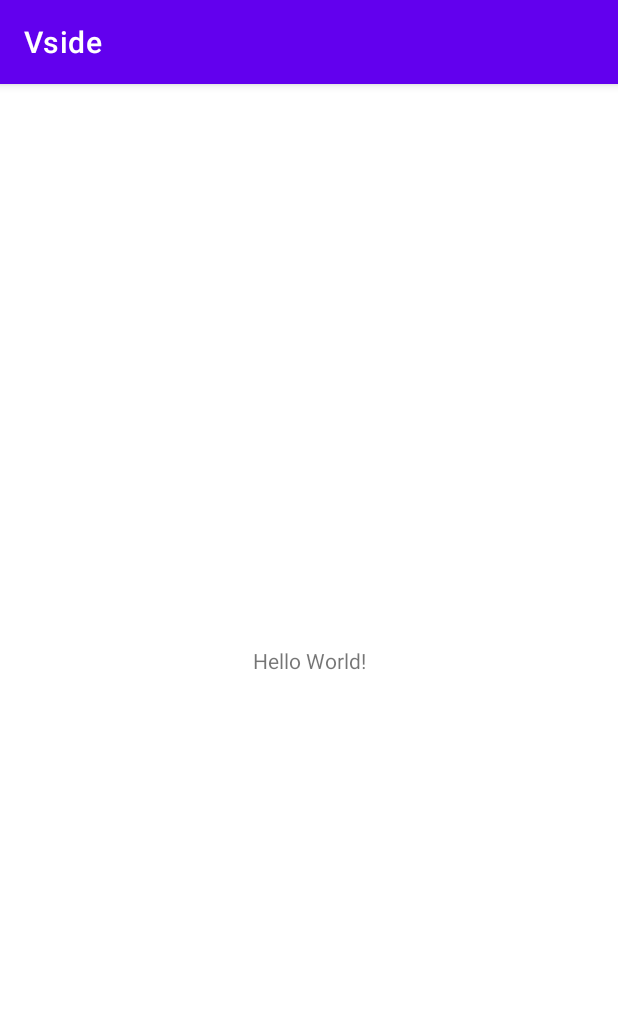
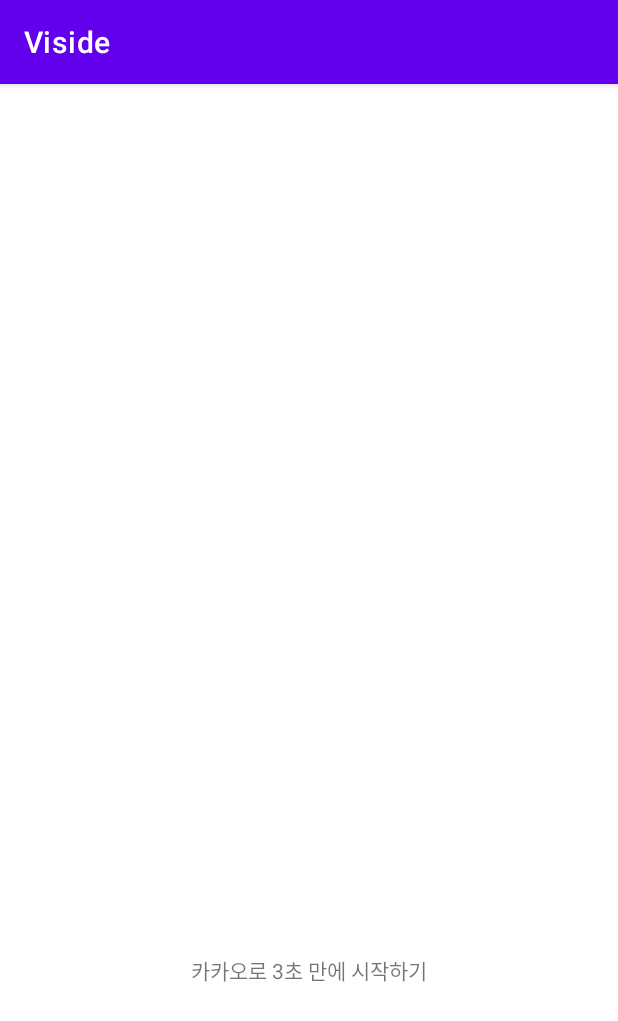
Before and after one commit to Viside-Team/viside-android, an Android app: the screen it shows after launch (MainActivity before the commit, LoginActivity after it), on a phone screen of 412 x 824 dp. Shown: the top 1021 px of the screen. Run offline under Robolectric (Android 15) with nearby library versions, the phone set to English and light mode, and no system bars; our stand-ins replace data binding; libraries missing offline, so code that uses them is left out: com.kakao.sdk; 1 statement that could not run was skipped.

Commit message:
[FEAT] 카카오 로그인 진행

```diff
--- a/app/build.gradle
+++ b/app/build.gradle
@@ -7,7 +7,7 @@ android {
     compileSdk 32
 
     defaultConfig {
-        applicationId "com.vside.vside"
+        applicationId "com.viside.app"
         minSdk 23
         targetSdk 32
         versionCode 1
@@ -47,4 +47,7 @@ dependencies {
     //koin
     implementation "io.insert-koin:koin-android:3.2.0"
     implementation "io.insert-koin:koin-gradle-plugin:3.2.0"
+
+    //kakao
+    implementation "com.kakao.sdk:v2-user:2.11.0" // 카카오 로그인
 }
--- a/app/src/main/java/com/vside/vside/feature/MainActivity.kt
+++ b/app/src/main/java/com/viside/app/feature/MainActivity.kt
@@ -1,8 +1,8 @@
-package com.vside.vside.feature
+package com.viside.app.feature
 
 import androidx.appcompat.app.AppCompatActivity
 import android.os.Bundle
-import com.vside.vside.R
+import com.viside.app.R
 
 class MainActivity : AppCompatActivity() {
     override fun onCreate(savedInstanceState: Bundle?) {
--- /dev/null
+++ b/app/src/main/java/com/viside/app/feature/login/LoginActivity.kt
@@ -0,0 +1,72 @@
+package com.viside.app.feature.login
+
+import android.os.Bundle
+import androidx.lifecycle.lifecycleScope
+import com.kakao.sdk.auth.model.OAuthToken
+import com.kakao.sdk.user.UserApiClient
+import com.viside.app.R
+import com.viside.app.databinding.ActivityLoginBinding
+import com.viside.app.util.auth.getKakaoLoginCallback
+import com.viside.app.util.base.BaseActivity
+import org.koin.android.ext.android.inject
+
+class LoginActivity : BaseActivity<ActivityLoginBinding, LoginViewModel>() {
+    override val layoutResId: Int
+        get() = R.layout.activity_login
+    override val viewModel: LoginViewModel by inject()
+
+    override fun onCreate(savedInstanceState: Bundle?) {
+        super.onCreate(savedInstanceState)
+        viewDataBinding.viewModel = viewModel
+
+        observeData()
+    }
+
+    private fun observeData() {
+        val appCompatActivity = this@LoginActivity
+        with(viewModel) {
+            isKakaoClicked.observe(appCompatActivity) {
+                fun afterKakaoLoginSuccess(kakaoOAuthToken: OAuthToken?) {
+                    UserApiClient.instance.me { user, error ->
+                        if(error != null) {
+                            // 실패
+                        }
+                        else if (user != null) {
+                            // 성공
+                            lifecycleScope.launchWhenCreated {
+                                val snsIdStr = user.id.toString()
+                                val snsAccessToken = kakaoOAuthToken?.accessToken ?: ""
+                            }
+                        }
+                    }
+                }
+                if (UserApiClient.instance.isKakaoTalkLoginAvailable(appCompatActivity)) {
+                    UserApiClient.instance.loginWithKakaoTalk(
+                        appCompatActivity,
+                        callback = getKakaoLoginCallback(
+                            onSuccess = {
+                                afterKakaoLoginSuccess(it)
+                            },
+                            onFail = {
+
+                            }
+                        ),
+                    )
+                }
+                else {
+                    UserApiClient.instance.loginWithKakaoAccount(
+                        appCompatActivity,
+                        callback = getKakaoLoginCallback(
+                            onSuccess = {
+                                afterKakaoLoginSuccess(it)
+                            },
+                            onFail = {
+
+                            }
+                        )
+                    )
+                }
+            }
+        }
+    }
+}
--- /dev/null
+++ b/app/src/main/java/com/viside/app/feature/login/LoginViewModel.kt
@@ -0,0 +1,14 @@
+package com.viside.app.feature.login
+
+import androidx.lifecycle.LiveData
+import com.viside.app.util.base.BaseViewModel
+import com.viside.app.util.lifecycle.SingleLiveEvent
+
+class LoginViewModel:BaseViewModel() {
+    private val _isKakaoClicked = SingleLiveEvent<Void>()
+    val isKakaoClicked: LiveData<Void> =  _isKakaoClicked
+
+    fun onKakaoClick() {
+        _isKakaoClicked.call()
+    }
+}
--- /dev/null
+++ b/app/src/main/java/com/viside/app/util/KoinModules.kt
@@ -0,0 +1,9 @@
+package com.viside.app.util
+
+import com.viside.app.feature.login.LoginViewModel
+import org.koin.androidx.viewmodel.dsl.viewModel
+import org.koin.dsl.module
+
+val viewModelModule = module {
+    viewModel { LoginViewModel() }
+}
--- /dev/null
+++ b/app/src/main/java/com/viside/app/util/auth/AuthUtils.kt
@@ -0,0 +1,18 @@
+package com.viside.app.util.auth
+
+import com.kakao.sdk.auth.model.OAuthToken
+import com.viside.app.util.log.VisideLog
+
+// 카카오 로그인 콜백
+fun getKakaoLoginCallback(
+    onSuccess: (kakaoOAuthToken: OAuthToken?) -> Unit,
+    onFail: () -> Unit
+): (OAuthToken?, Throwable?) -> Unit = { token, error ->
+    if (error != null) {
+        VisideLog.e("로그인 실패",tr = error)
+        onFail()
+    } else if (token != null) {
+        VisideLog.i("로그인 성공 ${token.accessToken}")
+        onSuccess(token)
+    }
+}
--- a/app/src/main/java/com/vside/vside/util/base/BaseActivity.kt
+++ b/app/src/main/java/com/viside/app/util/base/BaseActivity.kt
@@ -1,11 +1,11 @@
-package com.vside.vside.util.base
+package com.viside.app.util.base
 
 import android.os.Bundle
 import android.widget.Toast
 import androidx.appcompat.app.AppCompatActivity
 import androidx.databinding.DataBindingUtil
 import androidx.databinding.ViewDataBinding
-import com.vside.vside.R
+import com.viside.app.R
 
 abstract class BaseActivity<T: ViewDataBinding, VM: BaseViewModel> : AppCompatActivity() {
     lateinit var viewDataBinding: T
--- a/app/src/main/java/com/vside/vside/util/base/BaseFragment.kt
+++ b/app/src/main/java/com/viside/app/util/base/BaseFragment.kt
@@ -1,4 +1,4 @@
-package com.vside.vside.util.base
+package com.viside.app.util.base
 
 import android.os.Bundle
 import android.view.LayoutInflater
@@ -8,7 +8,7 @@ import android.widget.Toast
 import androidx.databinding.DataBindingUtil
 import androidx.databinding.ViewDataBinding
 import androidx.fragment.app.Fragment
-import com.vside.vside.R
+import com.viside.app.R
 
 abstract class BaseFragment<T: ViewDataBinding, VM: BaseViewModel>: Fragment() {
     lateinit var viewDataBinding: T
--- a/app/src/main/java/com/vside/vside/util/base/BaseViewModel.kt
+++ b/app/src/main/java/com/viside/app/util/base/BaseViewModel.kt
@@ -1,4 +1,4 @@
-package com.vside.vside.util.base
+package com.viside.app.util.base
 
 import androidx.lifecycle.LiveData
 import androidx.lifecycle.MutableLiveData
--- a/app/src/main/java/com/vside/vside/util/common/VsideApplication.kt
+++ b/app/src/main/java/com/viside/app/util/common/VisideApplication.kt
@@ -1,22 +1,29 @@
-package com.vside.vside.util.common
+package com.viside.app.util.common
 
 import android.app.Application
-import com.vside.vside.util.viewModelModule
+import com.kakao.sdk.common.KakaoSdk
+import com.viside.app.R
+import com.viside.app.util.viewModelModule
 import org.koin.android.ext.koin.androidContext
 import org.koin.android.ext.koin.androidLogger
 import org.koin.core.context.startKoin
 
-class VsideApplication: Application() {
+class VisideApplication: Application() {
     override fun onCreate() {
         super.onCreate()
         setUpKoin()
+        setUpKakao()
     }
 
     private fun setUpKoin() {
         startKoin {
             androidLogger()
-            androidContext(this@VsideApplication)
+            androidContext(this@VisideApplication)
             modules(viewModelModule)
         }
     }
+
+    private fun setUpKakao() {
+        KakaoSdk.init(this, getString(R.string.kakao_app_key))
+    }
 }
--- /dev/null
+++ b/app/src/main/java/com/viside/app/util/lifecycle/SingleLiveEvent.kt
@@ -0,0 +1,42 @@
+package com.viside.app.util.lifecycle
+
+import androidx.annotation.MainThread
+import androidx.lifecycle.LifecycleOwner
+import androidx.lifecycle.MutableLiveData
+import androidx.lifecycle.Observer
+import com.viside.app.util.log.VisideLog
+import java.util.concurrent.atomic.AtomicBoolean
+
+/**
+ * 별도의 데이터 전달 없이 이벤트를 트리거하기 위한 클래스
+ */
+class SingleLiveEvent<T> : MutableLiveData<T>() {
+    private val mPending: AtomicBoolean = AtomicBoolean(false)
+
+    override fun observe(owner: LifecycleOwner, observer: Observer<in T>) {
+        if (hasActiveObservers()) {
+            VisideLog.w("여러 개의 observer 가 등록되었습니다. 하나의 observer 만 변화를 감지할 수 있음을 주의하세요.")
+        }
+
+        // 내부의 MutableLiveData를 관찰
+        super.observe(owner) { t ->
+            if (mPending.compareAndSet(true, false)) {
+                observer.onChanged(t)
+            }
+        }
+    }
+
+    @MainThread
+    override fun setValue(t: T?) {
+        mPending.set(true)
+        super.setValue(t)
+    }
+
+    /**
+     * 호출을 clean 하게 하기 위해 T 가 Void 인 경우 사용
+     */
+    @MainThread
+    fun call() {
+        value = null
+    }
+}
--- /dev/null
+++ b/app/src/main/res/layout/activity_login.xml
@@ -0,0 +1,36 @@
+<?xml version="1.0" encoding="utf-8"?>
+<layout xmlns:android="http://schemas.android.com/apk/res/android"
+    xmlns:app="http://schemas.android.com/apk/res-auto"
+    xmlns:tools="http://schemas.android.com/tools">
+
+    <data>
+        <variable
+            name="viewModel"
+            type="com.viside.app.feature.login.LoginViewModel" />
+
+    </data>
+
+    <androidx.constraintlayout.widget.ConstraintLayout
+        android:layout_width="match_parent"
+        android:layout_height="match_parent"
+        tools:context=".feature.login.LoginActivity">
+
+        <androidx.cardview.widget.CardView
+            android:layout_width="match_parent"
+            android:layout_height="54dp"
+            app:layout_constraintBottom_toBottomOf="parent"
+            tools:cardBackgroundColor="#F4E24F"
+            android:onClick="@{()->viewModel.onKakaoClick()}"
+            app:cardElevation="0dp"
+            app:cardCornerRadius="4dp"
+            android:layout_marginHorizontal="50dp"
+            android:layout_marginBottom="150dp">
+            <TextView
+                android:layout_width="wrap_content"
+                android:layout_height="wrap_content"
+                android:text="@string/login_with_kakao"
+                android:layout_gravity="center"/>
+        </androidx.cardview.widget.CardView>
+
+    </androidx.constraintlayout.widget.ConstraintLayout>
+</layout>
--- a/app/src/main/res/values/strings.xml
+++ b/app/src/main/res/values/strings.xml
@@ -1,5 +1,8 @@
 <resources>
-    <string name="app_name">Vside</string>
+    <string name="app_name">Viside</string>
+
+    <string name="kakao_app_key">e20ec75ca7af711c440a6a61dd7ebb58</string>
 
     <string name="failed_message">%1$s에 실패하였습니다.</string>
+    <string name="login_with_kakao">카카오로 3초 만에 시작하기</string>
 </resources>
--- a/settings.gradle
+++ b/settings.gradle
@@ -10,6 +10,9 @@ dependencyResolutionManagement {
     repositories {
         google()
         mavenCentral()
+
+        //카카오 SDK 레포지토리 설정
+        maven { url 'https://devrepo.kakao.com/nexus/content/groups/public/' }
     }
 }
 rootProject.name = "Vside"
```
Also changed, not shown: app/src/main/AndroidManifest.xml (+11 -4 lines), app/src/main/java/com/viside/app/util/log/VisideLog.kt (added, +26 -0 lines), app/src/main/java/com/vside/vside/util/KoinModules.kt (deleted, +0 -7 lines), 4 other files.
